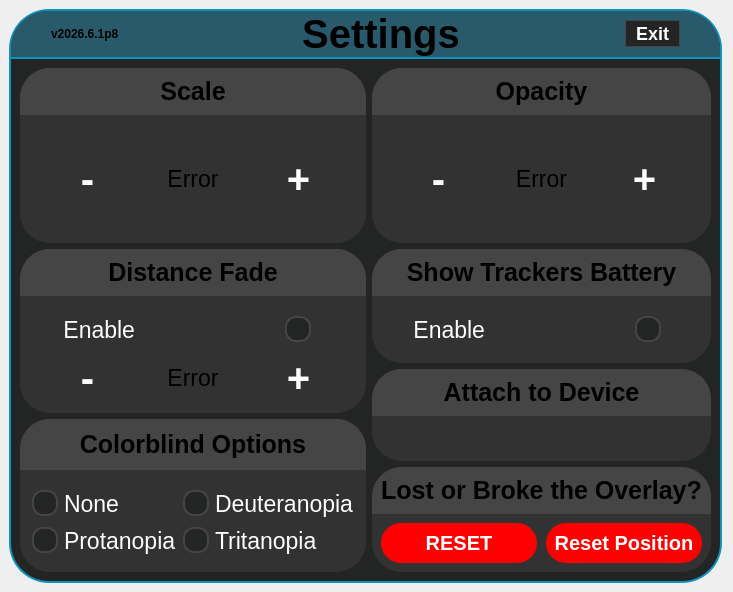
Old version of the form src/userinterface/panicdashboard.ui in the repository Trixxle/SeamenPerformanceOverlay.
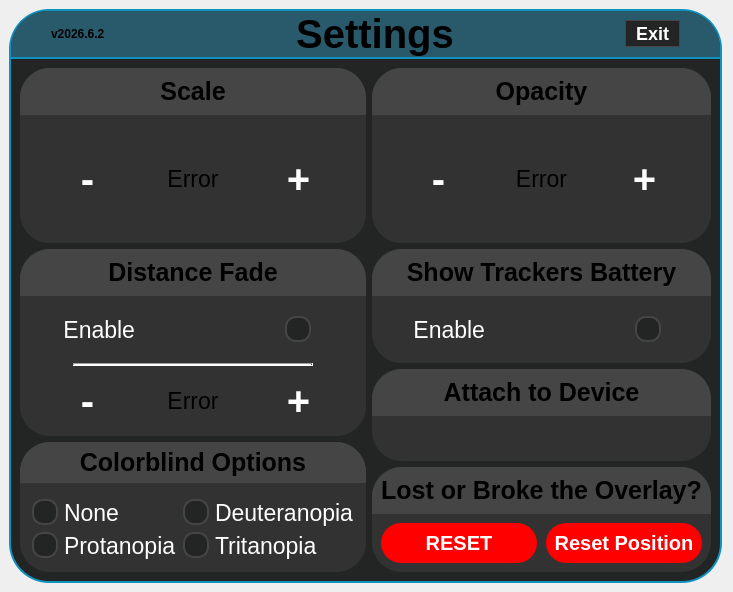
New version of the form. Icons and pictures are not drawn.

Commit message: Made the QTimer for the ontimeoutpumpevents slower to save on CPU power

Diff of the .ui file:
```diff
--- a/src/userinterface/panicdashboard.ui
+++ b/src/userinterface/panicdashboard.ui
@@ -275,7 +275,7 @@
          <item>
           <widget class="QLabel" name="versionNumber">
            <property name="text">
-            <string>v2026.6.1p8</string>
+            <string>v2026.6.2</string>
            </property>
           </widget>
          </item>
@@ -652,7 +652,7 @@
                 <property name="frameShadow">
                  <enum>QFrame::Shadow::Raised</enum>
                 </property>
-                <layout class="QVBoxLayout" name="verticalLayout_12" stretch="0,0">
+                <layout class="QVBoxLayout" name="verticalLayout_12" stretch="0,0,0">
                  <property name="spacing">
                   <number>0</number>
                  </property>
@@ -690,7 +690,7 @@
                      <number>35</number>
                     </property>
                     <property name="bottomMargin">
-                     <number>0</number>
+                     <number>20</number>
                     </property>
                     <item>
                      <widget class="QCheckBox" name="distanceFadeCheck">
@@ -708,6 +708,37 @@
                    </layout>
                   </widget>
                  </item>
+                 <item alignment="Qt::AlignmentFlag::AlignHCenter">
+                  <widget class="Line" name="line">
+                   <property name="sizePolicy">
+                    <sizepolicy hsizetype="Fixed" vsizetype="Fixed">
+                     <horstretch>0</horstretch>
+                     <verstretch>0</verstretch>
+                    </sizepolicy>
+                   </property>
+                   <property name="minimumSize">
+                    <size>
+                     <width>240</width>
+                     <height>0</height>
+                    </size>
+                   </property>
+                   <property name="maximumSize">
+                    <size>
+                     <width>240</width>
+                     <height>16777215</height>
+                    </size>
+                   </property>
+                   <property name="lineWidth">
+                    <number>2</number>
+                   </property>
+                   <property name="midLineWidth">
+                    <number>0</number>
+                   </property>
+                   <property name="orientation">
+                    <enum>Qt::Orientation::Horizontal</enum>
+                   </property>
+                  </widget>
+                 </item>
                  <item>
                   <layout class="QHBoxLayout" name="DistanceFadeButtonsLayout">
                    <property name="spacing">
```
The commit also changes 1 other file.
